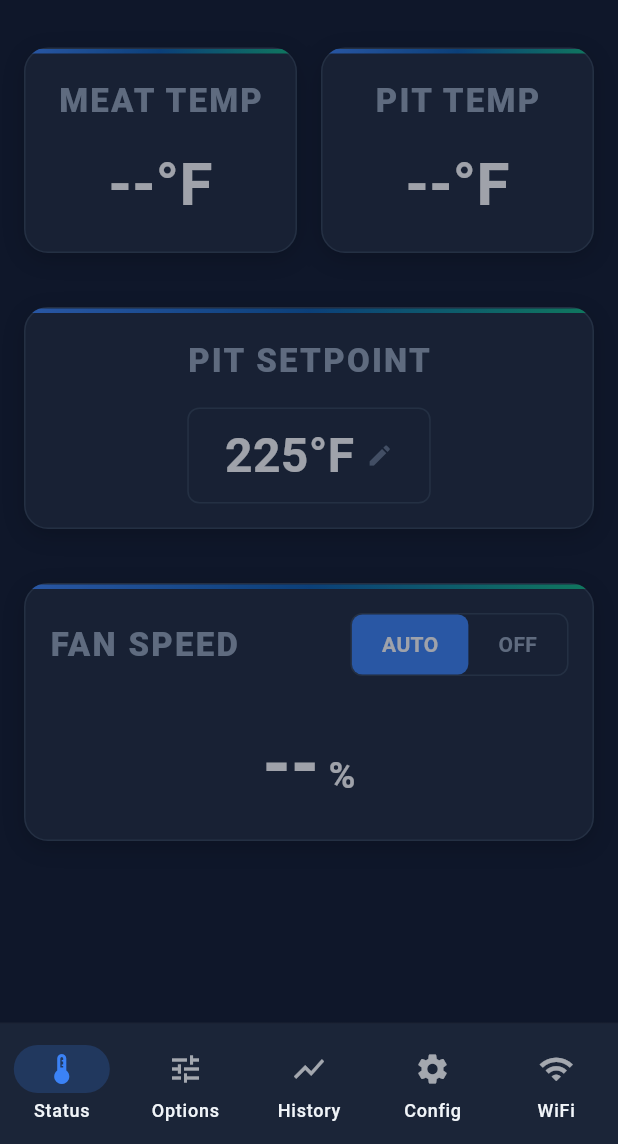
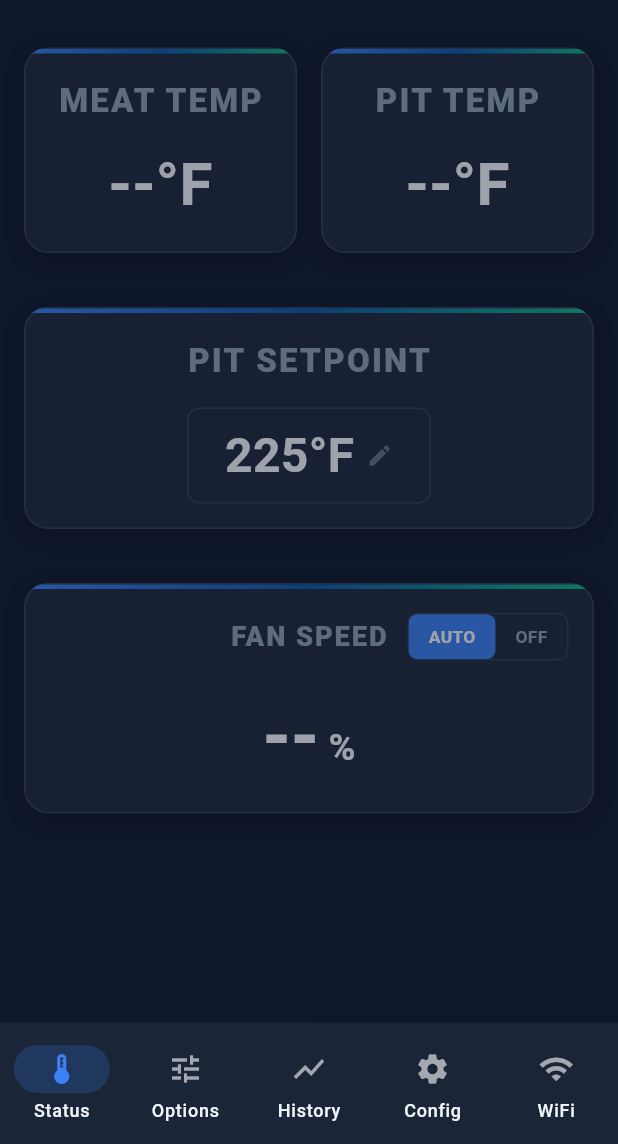
Before and after one commit to Luckysin13/SC_WM_APP, a Flutter app: the DashboardScreen screen opened by its route, scrolled down 71 dp, on a phone screen of 412 x 824 dp, the part 92-1236 px from its top. Run offline on Flutter 3.47's test engine with Material 3 defaults, Android fonts, the phone set to English and light mode, and no system bars; our stand-ins replace connectivity_plus, dio, fl_chart, flutter_local_notifications, flutter_riverpod, go_router and 5 more; missing offline and left inert: flutter_background_service; accounts and stored records are empty; network calls fail.

Commit message:
interface updates

```diff
--- /dev/null
+++ b/smoker_mobile_app/lib/core/utils/ui_utils.dart
@@ -0,0 +1,68 @@
+import 'package:flutter/material.dart';
+
+class ResponsiveToolbarConfig {
+  final double toolbarHeight;
+  final double titleFontSize;
+  final double subtitleFontSize;
+  final double mainIconSize;
+  final double actionIconSize;
+  final double spacing;
+
+  const ResponsiveToolbarConfig({
+    required this.toolbarHeight,
+    required this.titleFontSize,
+    required this.subtitleFontSize,
+    required this.mainIconSize,
+    required this.actionIconSize,
+    required this.spacing,
+  });
+
+  factory ResponsiveToolbarConfig.of(BuildContext context) {
+    final shortestSide = MediaQuery.of(context).size.shortestSide;
+    final orientation = MediaQuery.of(context).orientation;
+    final isLandscape = orientation == Orientation.landscape;
+    final isTablet = shortestSide >= 600;
+
+    if (isTablet) {
+      if (isLandscape) {
+        return const ResponsiveToolbarConfig(
+          toolbarHeight: 90,
+          titleFontSize: 34,
+          subtitleFontSize: 12,
+          mainIconSize: 42,
+          actionIconSize: 32,
+          spacing: 20,
+        );
+      } else {
+        return const ResponsiveToolbarConfig(
+          toolbarHeight: 85,
+          titleFontSize: 32,
+          subtitleFontSize: 11,
+          mainIconSize: 40,
+          actionIconSize: 30,
+          spacing: 18,
+        );
+      }
+    } else {
+      if (isLandscape) {
+        return const ResponsiveToolbarConfig(
+          toolbarHeight: 50,
+          titleFontSize: 20,
+          subtitleFontSize: 7,
+          mainIconSize: 26,
+          actionIconSize: 20,
+          spacing: 12,
+        );
+      } else {
+        return const ResponsiveToolbarConfig(
+          toolbarHeight: 70,
+          titleFontSize: 26,
+          subtitleFontSize: 9,
+          mainIconSize: 32,
+          actionIconSize: 24,
+          spacing: 16,
+        );
+      }
+    }
+  }
+}
--- a/smoker_mobile_app/lib/features/dashboard/presentation/dashboard_screen.dart
+++ b/smoker_mobile_app/lib/features/dashboard/presentation/dashboard_screen.dart
@@ -1,5 +1,6 @@
 import 'package:flutter/material.dart';
 import 'package:flutter_riverpod/flutter_riverpod.dart';
+import '../../../core/utils/ui_utils.dart';
 import 'package:ossc/core/providers/core_providers.dart';
 import '../../../core/networking/device_session_manager.dart';
 import '../../../shared/widgets/temp_card.dart';
@@ -33,8 +34,6 @@ class _DashboardScreenState extends ConsumerState<DashboardScreen> {
     final isConnected = connectionState == ConnectionStatus.connected;
 
     final shortestSide = MediaQuery.of(context).size.shortestSide;
-    final orientation = MediaQuery.of(context).orientation;
-    final isLandscape = orientation == Orientation.landscape;
     final isTablet = shortestSide >= 600;
 
     final screenWidth = MediaQuery.of(context).size.width;
@@ -65,6 +64,8 @@ class _DashboardScreenState extends ConsumerState<DashboardScreen> {
       fontWeight: FontWeight.w800,
     );
 
+    final config = ResponsiveToolbarConfig.of(context);
+
     return Scaffold(
       body: NestedScrollView(
         headerSliverBuilder: (context, innerBoxIsScrolled) {
@@ -72,15 +73,15 @@ class _DashboardScreenState extends ConsumerState<DashboardScreen> {
             SliverAppBar(
               floating: true,
               snap: true,
-              toolbarHeight: isLandscape && !isTablet ? 60 : 70,
+              toolbarHeight: config.toolbarHeight,
               centerTitle: false,
               title: Row(
                 children: [
                   ClipRRect(
                     borderRadius: BorderRadius.circular(8),
-                    child: Image.asset('assets/icon/icon.png', height: 38),
+                    child: Image.asset('assets/icon/icon.png', height: config.mainIconSize),
                   ),
-                  const SizedBox(width: 12),
+                  SizedBox(width: config.spacing),
                   Expanded(
                     child: Column(
                       crossAxisAlignment: CrossAxisAlignment.start,
@@ -89,7 +90,7 @@ class _DashboardScreenState extends ConsumerState<DashboardScreen> {
                         Text(
                           'O.S.S.C',
                           style: TextStyle(
-                            fontSize: isLandscape && !isTablet ? 20 : 26,
+                            fontSize: config.titleFontSize,
                             fontWeight: FontWeight.w900,
                             letterSpacing: 1.2,
                             color: Colors.white,
@@ -101,7 +102,7 @@ class _DashboardScreenState extends ConsumerState<DashboardScreen> {
                           child: Text(
                             'Open Source Smoker Controller'.toUpperCase(),
                             style: TextStyle(
-                              fontSize: isLandscape && !isTablet ? 7 : 9,
+                              fontSize: config.subtitleFontSize,
                               fontWeight: FontWeight.bold,
                               letterSpacing: 1.0,
                               color: SmokerColors.textSecondary,
--- a/smoker_mobile_app/lib/shared/widgets/fan_card.dart
+++ b/smoker_mobile_app/lib/shared/widgets/fan_card.dart
@@ -37,47 +37,23 @@ class FanCard extends StatelessWidget {
     return SmokerCard(
       child: Column(
         children: [
-          Row(
-            mainAxisAlignment: MainAxisAlignment.spaceBetween,
-            children: [
-              Expanded(
-                child: FittedBox(
-                  fit: BoxFit.scaleDown,
-                  alignment: Alignment.centerLeft,
-                  child: Text(
-                    'FAN SPEED'.toUpperCase(),
-                    style: effectiveLabelStyle,
-                  ),
+          FittedBox(
+            fit: BoxFit.scaleDown,
+            child: Row(
+              mainAxisAlignment: MainAxisAlignment.center,
+              children: [
+                IgnorePointer(
+                  ignoring: true,
+                  child: Opacity(opacity: 0, child: _buildToggle()),
                 ),
-              ),
-              const SizedBox(width: 8),
-              // Manual/Auto Toggle
-              Container(
-                decoration: BoxDecoration(
-                  borderRadius: BorderRadius.circular(8),
-                  border: Border.all(color: SmokerColors.borderColor),
-                ),
-                child: Row(
-                  mainAxisSize: MainAxisSize.min,
-                  children: [
-                    _ToggleButton(
-                      label: 'AUTO',
-                      isSelected: isAuto,
-                      onPressed: enabled ? () => onToggleMode(true) : null,
-                      selectedColor: SmokerColors.accentBlue,
-                    ),
-                    _ToggleButton(
-                      label: 'OFF',
-                      isSelected: !isAuto,
-                      onPressed: enabled ? () => onToggleMode(false) : null,
-                      selectedColor: SmokerColors.accentBlue,
-                    ),
-                  ],
-                ),
-              ),
-            ],
+                const SizedBox(width: 16),
+                Text('FAN SPEED'.toUpperCase(), style: effectiveLabelStyle),
+                const SizedBox(width: 16),
+                _buildToggle(),
+              ],
+            ),
           ),
-          const SizedBox(height: 24),
+          const SizedBox(height: 16),
           if (fanDisabledACK)
             Column(
               children: [
@@ -103,6 +79,8 @@ class FanCard extends StatelessWidget {
                   ),
                   child: const Text('ACKNOWLEDGE'),
                 ),
+                const SizedBox(height: 16),
+                _buildToggle(),
               ],
             )
           else
@@ -136,6 +114,32 @@ class FanCard extends StatelessWidget {
       ),
     );
   }
+
+  Widget _buildToggle() {
+    return Container(
+      decoration: BoxDecoration(
+        borderRadius: BorderRadius.circular(8),
+        border: Border.all(color: SmokerColors.borderColor),
+      ),
+      child: Row(
+        mainAxisSize: MainAxisSize.min,
+        children: [
+          _ToggleButton(
+            label: 'AUTO',
+            isSelected: isAuto,
+            onPressed: enabled ? () => onToggleMode(true) : null,
+            selectedColor: SmokerColors.accentBlue,
+          ),
+          _ToggleButton(
+            label: 'OFF',
+            isSelected: !isAuto,
+            onPressed: enabled ? () => onToggleMode(false) : null,
+            selectedColor: SmokerColors.accentBlue,
+          ),
+        ],
+      ),
+    );
+  }
 }
 
 class _ToggleButton extends StatelessWidget {
@@ -156,7 +160,7 @@ class _ToggleButton extends StatelessWidget {
     return GestureDetector(
       onTap: onPressed,
       child: Container(
-        padding: const EdgeInsets.symmetric(horizontal: 20, vertical: 10),
+        padding: const EdgeInsets.symmetric(horizontal: 16, vertical: 8),
         decoration: BoxDecoration(
           color: isSelected ? selectedColor : Colors.transparent,
           borderRadius: BorderRadius.circular(7),
--- a/smoker_mobile_app/lib/shared/widgets/setpoint_editor.dart
+++ b/smoker_mobile_app/lib/shared/widgets/setpoint_editor.dart
@@ -102,6 +102,7 @@ class _SetpointEditorState extends State<SetpointEditor> {
                         _isEditing = true;
                         _errorText = null;
                         _controller.text = '';
+                        _errorText = null;
                       });
                     }
                   : null,
@@ -169,24 +170,21 @@ class _SetpointEditorState extends State<SetpointEditor> {
                         ),
                         maxLength: 3,
                         onSubmitted: (_) => _submit(),
+                        onTapOutside: (event) {
+                          FocusScope.of(context).unfocus();
+                          setState(() {
+                            _isEditing = false;
+                            _errorText = null;
+                          });
+                        },
                       ),
                     ),
                   ],
                 ),
                 const SizedBox(height: 16),
-                Row(
-                  mainAxisAlignment: MainAxisAlignment.center,
-                  children: [
-                    TextButton(
-                      onPressed: () => setState(() => _isEditing = false),
-                      child: const Text('CANCEL'),
-                    ),
-                    const SizedBox(width: 16),
-                    ElevatedButton(
-                      onPressed: _submit,
-                      child: const Text('SET'),
-                    ),
-                  ],
+                ElevatedButton(
+                  onPressed: _submit,
+                  child: const Text('SET'),
                 ),
               ],
             ),
```
Also changed, not shown: smoker_mobile_app/lib/features/alarms/presentation/options_screen.dart (+29 -20 lines), smoker_mobile_app/lib/features/configuration/presentation/configuration_screen.dart (+25 -12 lines), smoker_mobile_app/lib/features/history/presentation/history_screen.dart (+10 -9 lines), smoker_mobile_app/lib/features/ota/presentation/ota_screen.dart (+43 -8 lines), smoker_mobile_app/lib/features/wifi_setup/presentation/wifi_setup_screen.dart (+87 -36 lines), smoker_mobile_app/lib/shared/widgets/wifi_status_indicator.dart (+10 -7 lines).
